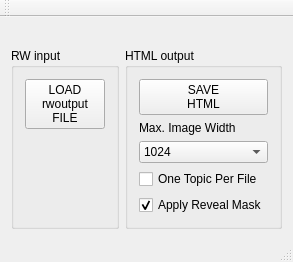
The window that mainwindow.ui (farling42/RWoutput) describes before a commit, drawn with Qt 5.
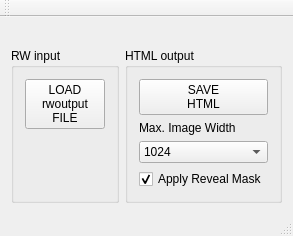
The same window after the commit.

Commit message: Always generate separate files for each topic. When creating the index page, group topics by category.

```diff
--- a/mainwindow.ui
+++ b/mainwindow.ui
@@ -7,7 +7,7 @@
     <x>0</x>
     <y>0</y>
     <width>252</width>
-    <height>254</height>
+    <height>231</height>
    </rect>
   </property>
   <property name="windowTitle">
@@ -60,7 +60,7 @@
             <property name="sizeHint" stdset="0">
              <size>
               <width>0</width>
-              <height>75</height>
+              <height>0</height>
              </size>
             </property>
            </spacer>
@@ -119,16 +119,6 @@
             </item>
            </widget>
           </item>
-          <item>
-           <widget class="QCheckBox" name="oneTopicPerFile">
-            <property name="toolTip">
-             <string>Put each topic into a separate file, and include a summary page</string>
-            </property>
-            <property name="text">
-             <string>One Topic Per File</string>
-            </property>
-           </widget>
-          </item>
           <item>
            <widget class="QCheckBox" name="revealMask">
             <property name="toolTip">
```
The commit also changes 4 other files.
